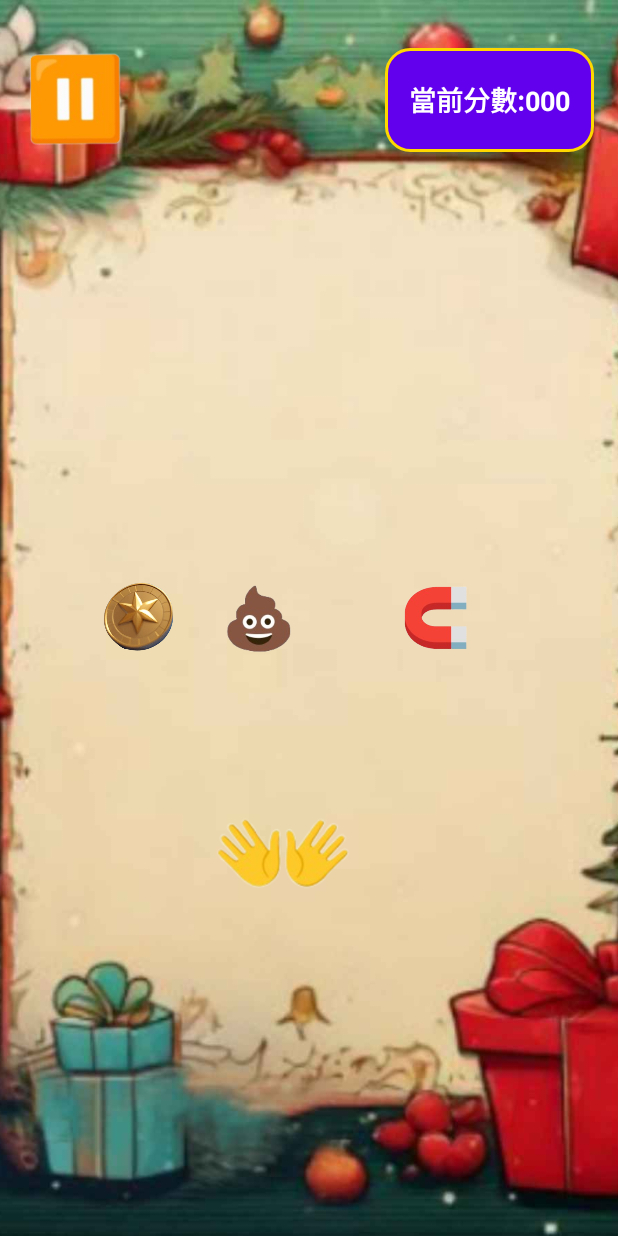
After one commit to tp6u3fu0/coin, an Android app: the GameActivity screen opened directly, with no data from a screen before it, on a phone screen of 412 x 824 dp. The commit adds this screen. Run offline under Robolectric (Android 15) with nearby library versions, the phone set to English and light mode, and no system bars.

Commit message:
add the GameActivity

```diff
--- a/app/build.gradle.kts
+++ b/app/build.gradle.kts
@@ -5,7 +5,7 @@ plugins {
 
 android {
     namespace = "com.example.coin"
-    compileSdk = 34
+    compileSdk = 35
 
     defaultConfig {
         applicationId = "com.example.coin"
--- a/app/src/main/AndroidManifest.xml
+++ b/app/src/main/AndroidManifest.xml
@@ -22,7 +22,7 @@
             </intent-filter>
         </activity>
         <activity android:name=".ChooseActivity" />
-
+        <activity android:name=".GameActivity" />
     </application>
 
 </manifest>
--- /dev/null
+++ b/app/src/main/java/com/example/coin/GameActivity.kt
@@ -0,0 +1,43 @@
+package com.example.coin
+
+import android.os.Bundle
+import android.view.MotionEvent
+import android.widget.ImageView
+import androidx.appcompat.app.AppCompatActivity
+
+class GameActivity : AppCompatActivity() {
+    override fun onCreate(savedInstanceState: Bundle?) {
+        super.onCreate(savedInstanceState)
+        setContentView(R.layout.gaming)
+        // 初始化角色
+        character = findViewById(R.id.imageCharacter)
+
+        // 設置角色移動邏輯
+        setupCharacterControl()
+    }
+    private lateinit var character: ImageView
+    private fun setupCharacterControl() {
+        var initialX = 0f
+        var characterInitialX = 0f
+
+        character.setOnTouchListener { _, event ->
+            when (event.action) {
+                MotionEvent.ACTION_DOWN -> {
+                    initialX = event.rawX
+                    characterInitialX = character.x
+                    // 通知無障礙服務這是一個點擊事件
+                    character.performClick()
+                }
+                MotionEvent.ACTION_MOVE -> {
+                    val deltaX = event.rawX - initialX
+                    val newCharacterX = characterInitialX + deltaX
+                    character.x = newCharacterX.coerceIn(
+                        0f,
+                        resources.displayMetrics.widthPixels - character.width.toFloat()
+                    )
+                }
+            }
+            true // 表示事件已被處理
+        }
+    }
+}
--- a/app/src/main/java/com/example/coin/MainActivity.kt
+++ b/app/src/main/java/com/example/coin/MainActivity.kt
@@ -13,7 +13,7 @@ class MainActivity : AppCompatActivity() {
         super.onCreate(savedInstanceState)
         enableEdgeToEdge()
         setContentView(R.layout.activity_main)
-        val startButton : Button = findViewById(R.id.startButton)
+        val startButton : Button = findViewById(R.id.butttonStart)
 
         startButton.setOnClickListener {
             val intent = Intent(this, ChooseActivity::class.java)
--- /dev/null
+++ b/app/src/main/res/drawable/rounded_button.xml
@@ -0,0 +1,20 @@
+<?xml version="1.0" encoding="utf-8"?>
+<selector xmlns:android="http://schemas.android.com/apk/res/android">
+    <!-- 按下状态 -->
+    <item android:state_pressed="true">
+        <shape>
+            <solid android:color="#FF8C00" /> <!-- 按下时的填充颜色 -->
+            <corners android:radius="16dp" />
+            <stroke android:width="2dp" android:color="#FFFFA500" /> <!-- 按下时的边框颜色 -->
+        </shape>
+    </item>
+
+    <!-- 默认状态 -->
+    <item>
+        <shape>
+            <solid android:color="#FF6200EE" /> <!-- 默认填充颜色 -->
+            <corners android:radius="16dp" />
+            <stroke android:width="2dp" android:color="#FFFFD700" /> <!-- 默认边框颜色 -->
+        </shape>
+    </item>
+</selector>
--- a/app/src/main/res/layout/gaming.xml
+++ b/app/src/main/res/layout/gaming.xml
@@ -1,6 +1,122 @@
 <?xml version="1.0" encoding="utf-8"?>
 <androidx.constraintlayout.widget.ConstraintLayout xmlns:android="http://schemas.android.com/apk/res/android"
+    xmlns:app="http://schemas.android.com/apk/res-auto"
+    xmlns:tools="http://schemas.android.com/tools"
     android:layout_width="match_parent"
     android:layout_height="match_parent">
 
+    <!--背景-->
+    <ImageView
+        android:id="@+id/imageGameBackground"
+        android:layout_width="416dp"
+        android:layout_height="847dp"
+        android:scaleType="centerCrop"
+        app:layout_constraintBottom_toBottomOf="parent"
+        app:layout_constraintEnd_toEndOf="parent"
+        app:layout_constraintHorizontal_bias="0.0"
+        app:layout_constraintStart_toStartOf="parent"
+        app:layout_constraintTop_toTopOf="parent"
+        app:layout_constraintVertical_bias="0.0"
+        app:srcCompat="@drawable/gamebackground" />
+
+    <!--金幣-->
+    <ImageView
+        android:id="@+id/imageCoin"
+        android:layout_width="48dp"
+        android:layout_height="48dp"
+        app:layout_constraintBottom_toBottomOf="parent"
+        app:layout_constraintEnd_toStartOf="@+id/imageMagnetic"
+        app:layout_constraintHorizontal_bias="0.31"
+        app:layout_constraintStart_toStartOf="parent"
+        app:layout_constraintTop_toTopOf="parent"
+        app:srcCompat="@drawable/imagecoin" />
+
+    <!-- 便便 -->
+    <ImageView
+        android:id="@+id/imagePopo"
+        android:layout_width="48dp"
+        android:layout_height="48dp"
+        android:layout_marginEnd="72dp"
+        app:layout_constraintBottom_toBottomOf="parent"
+        app:layout_constraintEnd_toStartOf="@+id/imageMagnetic"
+        app:layout_constraintHorizontal_bias="1.0"
+        app:layout_constraintStart_toEndOf="@+id/imageCoin"
+        app:layout_constraintTop_toTopOf="parent"
+        app:srcCompat="@drawable/imagepopo" />
+
+    <!--磁鐵-->
+    <ImageView
+        android:id="@+id/imageMagnetic"
+        android:layout_width="48dp"
+        android:layout_height="48dp"
+        android:layout_marginEnd="96dp"
+        app:layout_constraintBottom_toBottomOf="parent"
+        app:layout_constraintEnd_toEndOf="parent"
+        app:layout_constraintTop_toTopOf="parent"
+        app:srcCompat="@drawable/imagemagnetic" />
+
+    <!-- 暫停 -->
+    <ImageView
+        android:id="@+id/imagePause"
+        android:layout_width="67dp"
+        android:layout_height="67dp"
+        app:layout_constraintBottom_toBottomOf="parent"
+        app:layout_constraintEnd_toStartOf="@+id/imageCount"
+        app:layout_constraintHorizontal_bias="0.084"
+        app:layout_constraintStart_toStartOf="parent"
+        app:layout_constraintTop_toTopOf="parent"
+        app:layout_constraintVertical_bias="0.042"
+        app:srcCompat="@drawable/pause" />
+
+    <!-- 記分板 -->
+    <ImageView
+        android:id="@+id/imageCount"
+        android:layout_width="139dp"
+        android:layout_height="69dp"
+        android:layout_marginEnd="16dp"
+        app:layout_constraintBottom_toBottomOf="parent"
+        app:layout_constraintEnd_toEndOf="parent"
+        app:layout_constraintTop_toTopOf="parent"
+        app:layout_constraintVertical_bias="0.042"
+        app:srcCompat="@drawable/rounded_button" />
+
+    <FrameLayout
+        android:layout_width="139dp"
+        android:layout_height="69dp"
+        app:layout_constraintBottom_toBottomOf="@+id/imageCount"
+        app:layout_constraintEnd_toEndOf="@+id/imageCount"
+        app:layout_constraintHorizontal_bias="0.0"
+        app:layout_constraintStart_toStartOf="@+id/imageCount"
+        app:layout_constraintTop_toTopOf="@+id/imageCount"
+        app:layout_constraintVertical_bias="1.0">
+
+        <!-- ImageView -->
+
+        <!-- TextView on top of ImageView -->
+        <TextView
+            android:id="@+id/textViewOnImage"
+            android:layout_width="wrap_content"
+            android:layout_height="wrap_content"
+            android:layout_gravity="center"
+            android:text="當前分數:000"
+            android:textColor="#FFFFFF"
+            android:textSize="18sp"
+            android:textStyle="bold" />
+
+    </FrameLayout>
+
+    <!-- 腳色 -->
+    <ImageView
+        android:id="@+id/imageCharacter"
+        android:layout_width="100dp"
+        android:layout_height="100dp"
+        app:layout_constraintBottom_toBottomOf="parent"
+        app:layout_constraintEnd_toEndOf="parent"
+        app:layout_constraintHorizontal_bias="0.446"
+        app:layout_constraintStart_toStartOf="parent"
+        app:layout_constraintTop_toTopOf="parent"
+        app:layout_constraintVertical_bias="0.715"
+        app:srcCompat="@drawable/hand" />
+
+
 </androidx.constraintlayout.widget.ConstraintLayout>
```
Also changed, not shown: app/src/main/java/com/example/coin/GamingActivity.kt (deleted, +0 -13 lines), app/src/main/java/com/example/coin/chooseActivity.kt (+11 -0 lines), app/src/main/res/layout/activity_main.xml (+51 -21 lines), app/src/main/res/drawable/character.jpg (added), app/src/main/res/drawable/gamebackground.jpg (added), app/src/main/res/drawable/hand.png (added), app/src/main/res/drawable/imagecoin.png (added), app/src/main/res/drawable/imagemagnetic.png (added), app/src/main/res/drawable/imagepopo.png (added), app/src/main/res/drawable/pause.png (added), app/src/main/res/drawable/polish_20241208_210144857_removebg_preview.png (added), app/src/main/res/drawable/xmas.jpg (added).
